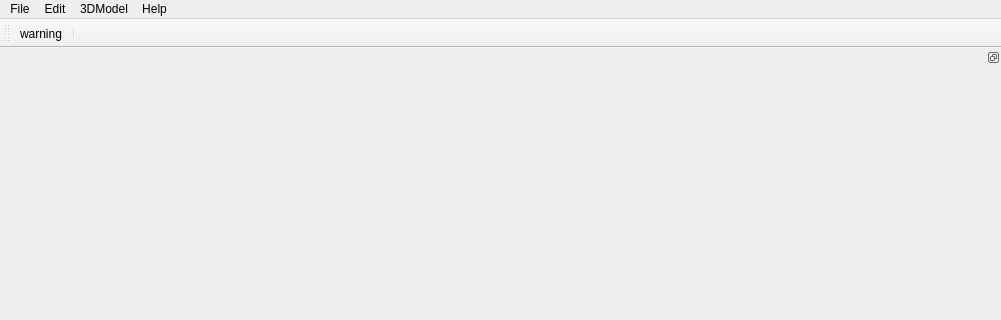
Old version of the form src/view/MainWindow.ui in the repository gnailegoac/rde_ygomi; both pictures show x 0 to 1001 and y 0 to 320 of the 1001 by 600 pixel window.
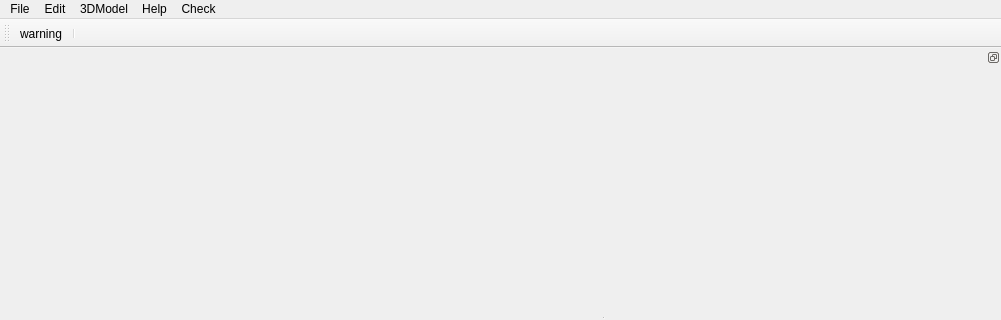
New version of the form. Custom widgets are drawn as their Qt base class.

Commit message: add check logic consistency function

The edit to the form file:
```diff
--- a/src/view/MainWindow.ui
+++ b/src/view/MainWindow.ui
@@ -86,10 +86,19 @@
     </property>
     <addaction name="actionAbout"/>
    </widget>
+   <widget class="QMenu" name="menuCheck">
+    <property name="title">
+     <string>Check</string>
+    </property>
+    <addaction name="separator"/>
+    <addaction name="separator"/>
+    <addaction name="actionCheck_Logic_Consistency"/>
+   </widget>
    <addaction name="menuFile"/>
    <addaction name="menuEdit"/>
    <addaction name="menu3DModel"/>
    <addaction name="menuAbout"/>
+   <addaction name="menuCheck"/>
   </widget>
   <widget class="QToolBar" name="mainToolBar">
    <property name="enabled">
```
Left out of the diff: 5 changed lines with no effect on the pictures. The commit also changes 22 other files.
